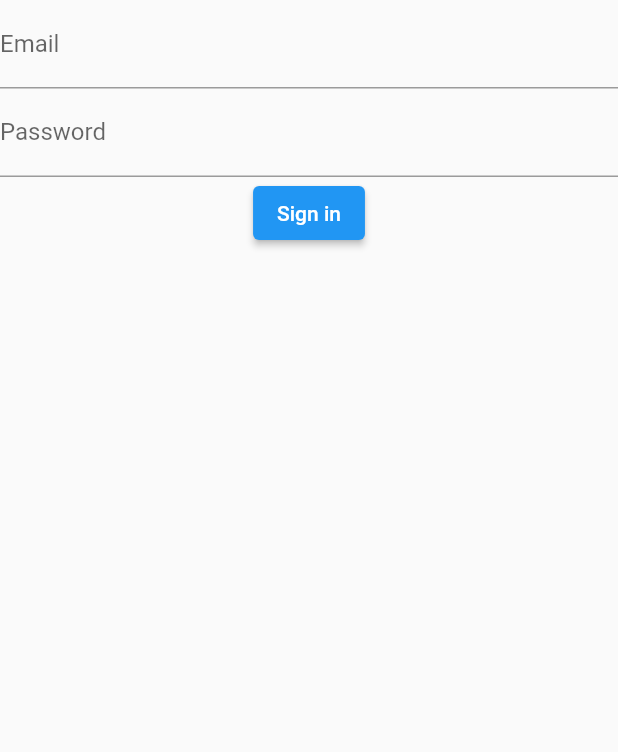
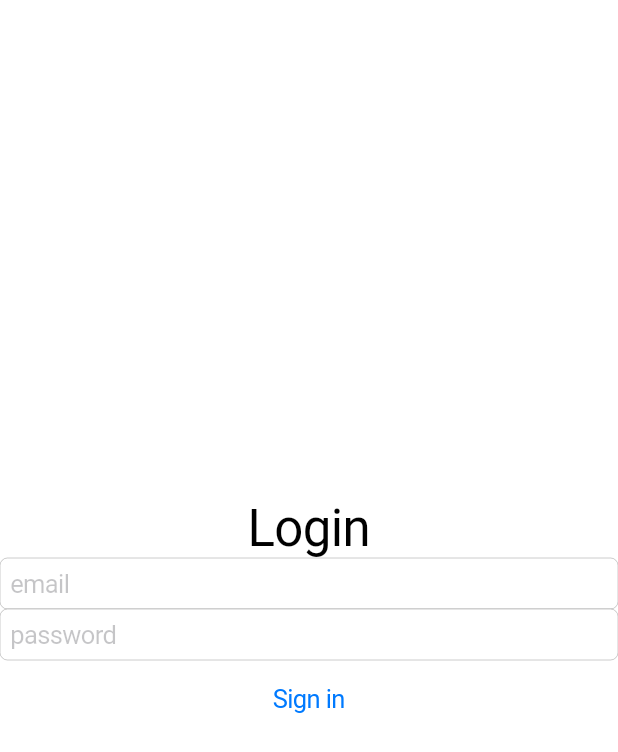
Before and after one commit to PrzChodor/XLO, a Flutter app: the SignIn screen opened directly, on a phone screen of 412 x 824 dp. Shown: the top 752 px of the screen. Run offline on Flutter 3.47's test engine with Material 2 defaults, Android fonts, the phone set to English and light mode, and no system bars; our stand-ins replace firebase_auth, firebase_core; accounts and stored records are empty.

Commit message:
Add authentication error handling, authentication routes

```diff
--- a/lib/pages/signIn.dart
+++ /dev/null
@@ -1,41 +0,0 @@
-
-import 'package:flutter/cupertino.dart';
-import 'package:flutter/material.dart';
-import 'package:provider/provider.dart';
-import 'package:xlo_auction_app/authentication/authentication.dart';
-
-class SignIn extends StatelessWidget {
-  final TextEditingController emailController = TextEditingController();
-  final TextEditingController passwordController = TextEditingController();
-
-  @override
-  Widget build(BuildContext context) {
-    return Scaffold(
-      body: Column(
-        children: [
-          TextField(
-            controller: emailController,
-            decoration: InputDecoration(
-              labelText: 'Email',
-            ),
-          ),
-          TextField(
-            controller: passwordController,
-            decoration: InputDecoration(
-              labelText: 'Password',
-            ),
-          ),
-          ElevatedButton(
-              onPressed: () {
-                context.read<AuthenticationService>().signInWithEmail(
-                    emailController.text,
-                    passwordController.text,
-                );
-              },
-              child: Text('Sign in'),
-          )
-        ],
-      )
-    );
-  }
-}
--- /dev/null
+++ b/lib/routes/signIn.dart
@@ -0,0 +1,62 @@
+import 'package:flutter/cupertino.dart';
+import 'package:flutter/material.dart';
+import 'package:provider/provider.dart';
+import 'package:xlo_auction_app/authentication/authentication.dart';
+import 'package:firebase_auth/firebase_auth.dart';
+import 'package:xlo_auction_app/authentication/authenticationError.dart';
+
+class SignIn extends StatelessWidget {
+  final TextEditingController emailController = TextEditingController();
+  final TextEditingController passwordController = TextEditingController();
+
+  @override
+  Widget build(BuildContext context) {
+    return CupertinoPageScaffold(
+      child: SafeArea(
+        child: Column(
+          mainAxisAlignment: MainAxisAlignment.center,
+          children: [
+            Text(
+              'Login',
+              textScaleFactor: 2,
+            ),
+            CupertinoTextField(
+              controller: emailController,
+              placeholder: 'email',
+            ),
+            CupertinoTextField(
+              controller: passwordController,
+              placeholder: 'password',
+              obscureText: true,
+            ),
+            CupertinoButton(
+              onPressed: () async {
+                bool isSignedIn;
+                try {
+                  isSignedIn = await context
+                      .read<AuthenticationService>()
+                      .signInWithEmail(
+                        context,
+                        emailController.text,
+                        passwordController.text,
+                      );
+                } on FirebaseAuthException catch (e) {
+                  print(e.message);
+                  showAuthenticationErrorDialog(
+                    context,
+                    e.message,
+                  );
+                }
+                if (isSignedIn == true) {
+                  Navigator.pop(context);
+                  Navigator.popAndPushNamed(context, '/');
+                }
+              },
+              child: const Text('Sign in'),
+            ),
+          ],
+        ),
+      ),
+    );
+  }
+}
--- a/pubspec.yaml
+++ b/pubspec.yaml
@@ -24,9 +24,9 @@ dependencies:
   flutter:
     sdk: flutter
 
-  firebase_core: ^1.0.2
-  firebase_auth: ^1.0.1
-  cloud_firestore: ^1.0.3
+  firebase_core: ^1.0.3
+  firebase_auth: ^1.0.3
+  cloud_firestore: ^1.0.4
   provider: ^5.0.0
 
   # The following adds the Cupertino Icons font to your application.
```
Also changed, not shown: lib/authentication/authentication.dart (+14 -20 lines), lib/authentication/authenticationError.dart (added, +28 -0 lines), lib/main.dart (added, +54 -0 lines), lib/pages/main.dart (deleted, +0 -49 lines), lib/routes/home.dart (renamed from lib/pages/home.dart, +19 -14 lines), lib/routes/register.dart (added, +78 -0 lines), pubspec.lock, 1 other file.
